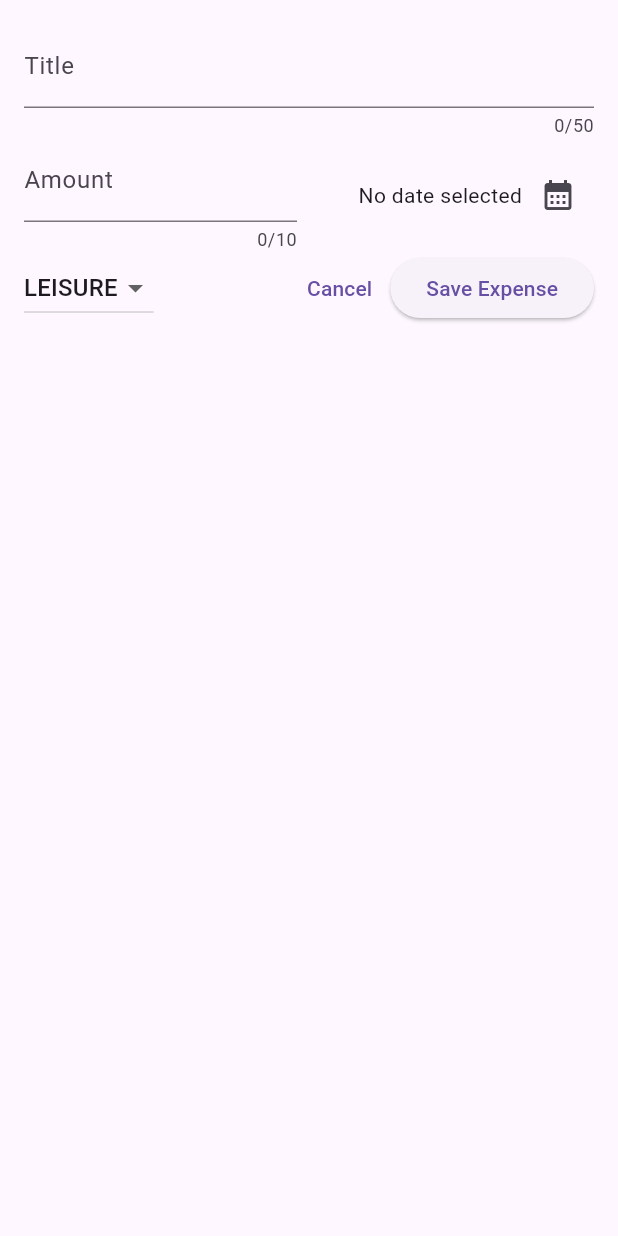
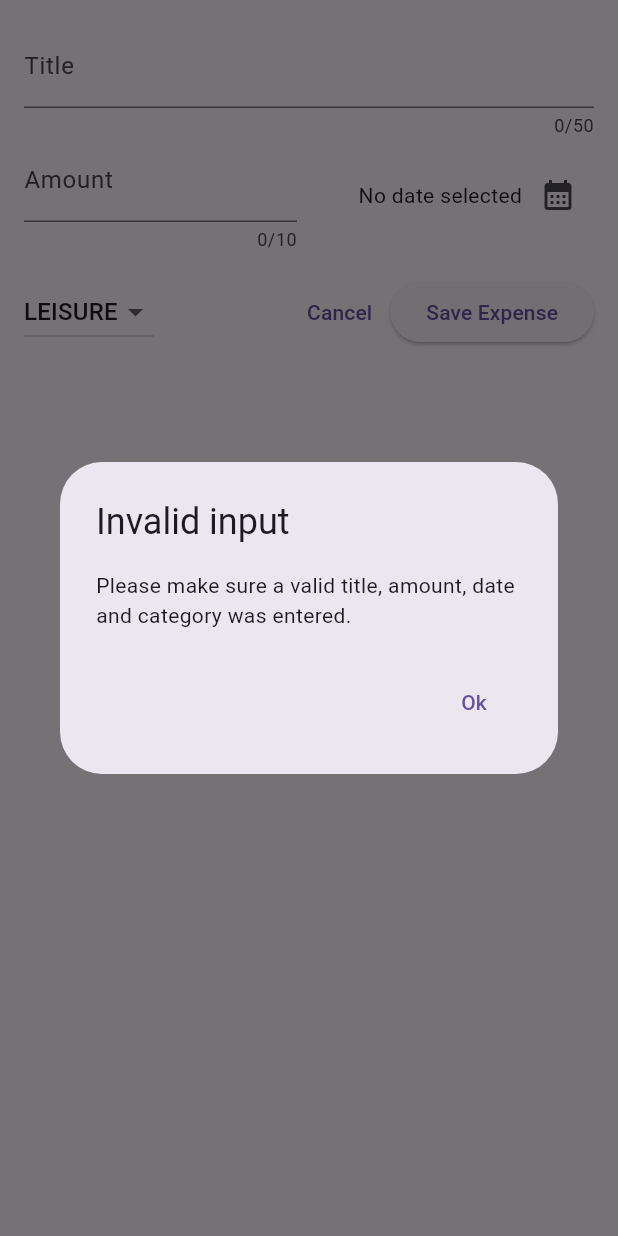
Before and after one commit to antoniobgo/expenses, a Flutter app: the NewExpense widget shown alone on an empty page, opened directly, after a tap on "Save Expense", on a phone screen of 412 x 824 dp. Run offline on Flutter 3.47's test engine with Material 3 defaults, Android fonts, the phone set to English and light mode, and no system bars.

Commit message:
adding data validation

```diff
--- a/lib/widgets/new_expense.dart
+++ b/lib/widgets/new_expense.dart
@@ -25,6 +25,32 @@ class _NewExpenseState extends State<NewExpense> {
     setState(() {
       _selectedDate = pickedDate;
     });
+  }
+
+  void _submitExpenseData() {
+    final enteredAmount = double.tryParse(_amountController.text);
+    final amountIsInvalid = enteredAmount == null || enteredAmount <= 0;
+    if (_titleController.text.trim().isEmpty ||
+        amountIsInvalid ||
+        _selectedDate == null) {
+      showDialog(
+          context: context,
+          builder: (ctx) {
+            return AlertDialog(
+              title: const Text('Invalid input'),
+              content: const Text(
+                  'Please make sure a valid title, amount, date and category was entered.'),
+              actions: [
+                TextButton(
+                    onPressed: () {
+                      Navigator.pop(ctx);
+                    },
+                    child: const Text('Ok')),
+              ],
+            );
+          });
+      return;
+    }
   }
 
   @override
@@ -79,6 +105,7 @@ class _NewExpenseState extends State<NewExpense> {
               )
             ],
           ),
+          const SizedBox(height: 16),
           Row(
             children: [
               DropdownButton(
@@ -103,10 +130,7 @@ class _NewExpenseState extends State<NewExpense> {
                 child: const Text('Cancel'),
               ),
               ElevatedButton(
-                onPressed: () {
-                  print(_titleController.text);
-                  print(_amountController.text);
-                },
+                onPressed: _submitExpenseData,
                 child: const Text('Save Expense'),
               ),
             ],
```
